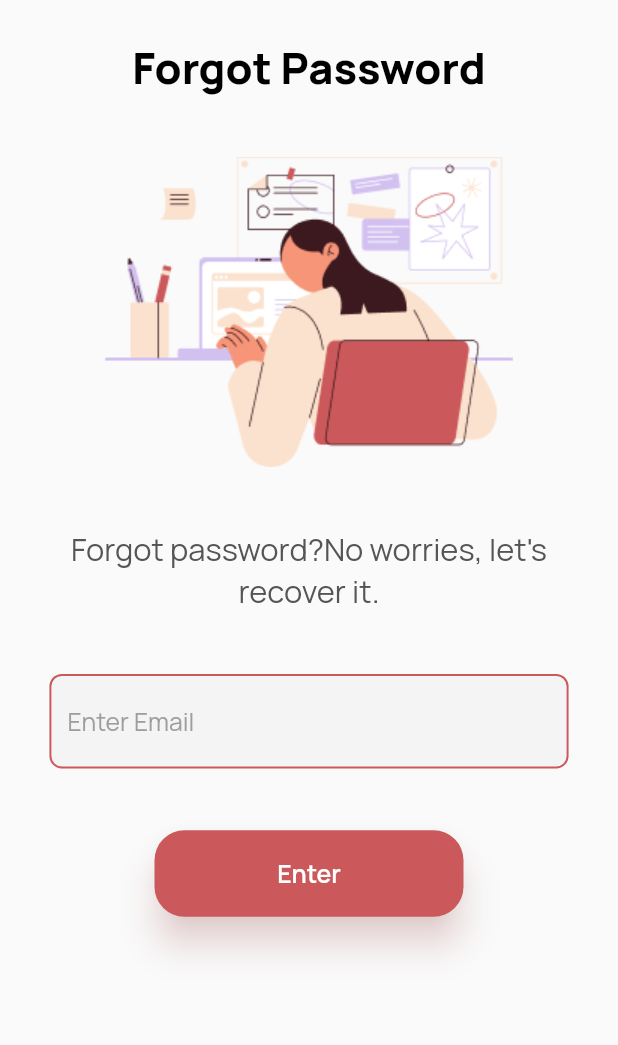
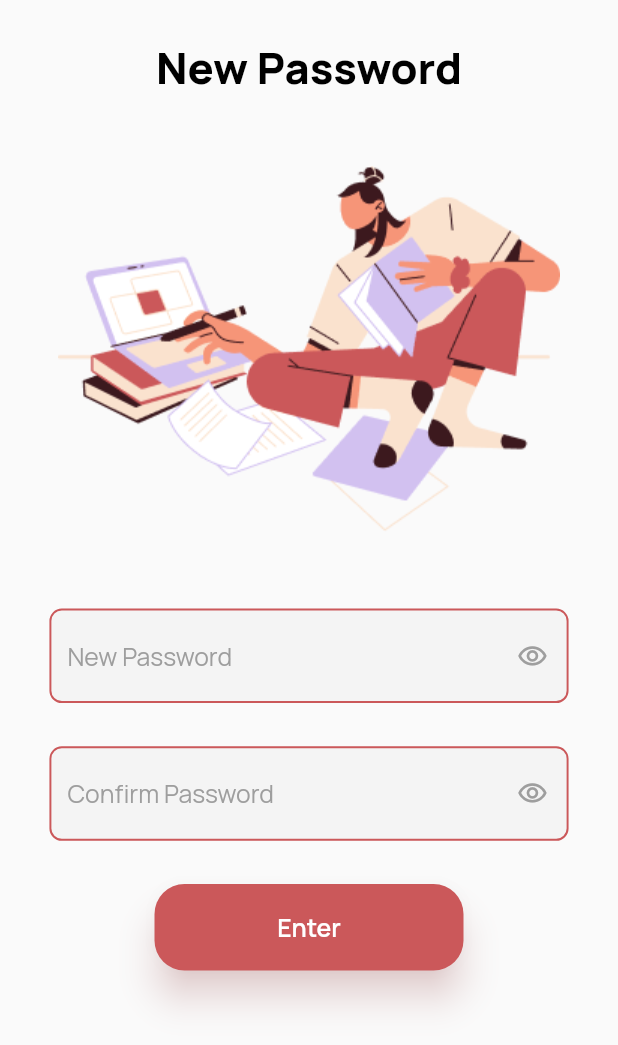
Before and after one commit to Aliza02/E-Vent-Vendor, a Flutter app: the screen it shows after launch, on a phone screen of 412 x 824 dp. Shown: the top 1045 px of the screen. Run offline on Flutter 3.47's test engine with Material 2 defaults, Android fonts, the phone set to English and light mode, and no system bars.

Commit message:
reset password screen UI

```diff
--- a/lib/main.dart
+++ b/lib/main.dart
@@ -2,6 +2,7 @@ import 'package:eventually_vendor/screens/forgot_password.dart';
 import 'package:eventually_vendor/screens/login.dart';
 import 'package:eventually_vendor/screens/onboard.dart';
 import 'package:eventually_vendor/screens/otp_verification.dart';
+import 'package:eventually_vendor/screens/password_reset.dart';
 import 'package:eventually_vendor/screens/signup.dart';
 import 'package:eventually_vendor/screens/signup_business.dart';
 import 'package:eventually_vendor/widget/textfield.dart';
@@ -19,7 +20,7 @@ class MyApp extends StatelessWidget {
   Widget build(BuildContext context) {
     return MaterialApp(
         debugShowCheckedModeBanner: false,
-        initialRoute: '/forgotpassword',
+        initialRoute: '/passwordReset',
         routes: {
           '/onboard': (context) => onboard(),
           '/login': (context) => login(),
@@ -27,6 +28,7 @@ class MyApp extends StatelessWidget {
           '/otpverification': (context) => otp_verification(),
           '/signup_business': (context) => signup_business(),
           '/forgotpassword': (context) => forgotPassword(),
+          '/passwordReset': (context) => passwrordReset(),
         });
   }
 }
--- a/lib/screens/forgot_password.dart
+++ b/lib/screens/forgot_password.dart
@@ -1,3 +1,4 @@
+import 'package:eventually_vendor/constants/images.dart';
 import 'package:eventually_vendor/widget/button.dart';
 import 'package:eventually_vendor/widget/forgot_password_image.dart';
 import 'package:eventually_vendor/widget/heading.dart';
@@ -33,7 +34,9 @@ class _forgotPasswordState extends State<forgotPassword> {
                   title: 'Forgot Password',
                   heightFromTop: height * 0.03,
                   fontSize: width * 0.07),
-              forgotPasswordImage(), // image
+              forgotPasswordImage(
+                imageUrl: AppImages.forgotPassword,
+              ), // image
               subHeading(
                   title: "Forgot password?No worries, let's",
                   fontSize: width * 0.05),
--- a/lib/screens/password_reset.dart
+++ b/lib/screens/password_reset.dart
@@ -0,0 +1,64 @@
+import 'package:eventually_vendor/constants/images.dart';
+import 'package:eventually_vendor/widget/forgot_password_image.dart';
+import 'package:eventually_vendor/widget/heading.dart';
+import 'package:eventually_vendor/widget/passwordfield.dart';
+import 'package:eventually_vendor/widget/textfield.dart';
+import 'package:flutter/material.dart';
+import 'package:flutter/src/widgets/framework.dart';
+import 'package:flutter/src/widgets/placeholder.dart';
+
+import '../widget/button.dart';
+
+class passwrordReset extends StatefulWidget {
+  const passwrordReset({super.key});
+
+  @override
+  State<passwrordReset> createState() => _passwrordResetState();
+}
+
+class _passwrordResetState extends State<passwrordReset> {
+  @override
+  Widget build(BuildContext context) {
+    double height = MediaQuery.of(context).size.height;
+    double width = MediaQuery.of(context).size.width;
+    return SafeArea(
+      child: Scaffold(
+        resizeToAvoidBottomInset: false,
+        backgroundColor: Color(0xFFFAFAFA),
+        body: Container(
+          padding: EdgeInsets.symmetric(horizontal: width * 0.08),
+          width: width,
+          height: height,
+          child: Column(
+            children: [
+              heading(
+                  title: 'New Password',
+                  heightFromTop: height * 0.03,
+                  fontSize: width * 0.07),
+              forgotPasswordImage(
+                imageUrl: AppImages.resetPassword,
+              ),
+              Container(
+                margin: EdgeInsets.symmetric(vertical: width * 0.07),
+                child: PasswordField(
+                  title: 'New Password',
+                ),
+              ),
+              Container(
+                child: PasswordField(
+                  title: 'Confirm Password',
+                ),
+              ),
+              Container(
+                margin: EdgeInsets.symmetric(vertical: width * 0.07),
+                width: width * 0.5,
+                height: height * 0.07,
+                child: button(label: 'Enter', onpressed: () {}),
+              ),
+            ],
+          ),
+        ),
+      ),
+    );
+  }
+}
--- a/lib/widget/forgot_password_image.dart
+++ b/lib/widget/forgot_password_image.dart
@@ -4,16 +4,17 @@ import 'package:flutter/src/widgets/placeholder.dart';
 import '../constants/images.dart';
 
 class forgotPasswordImage extends StatelessWidget {
-  const forgotPasswordImage({super.key});
+  String imageUrl;
+  forgotPasswordImage({super.key, required this.imageUrl});
 
   @override
   Widget build(BuildContext context) {
     double width = MediaQuery.of(context).size.width;
     double height = MediaQuery.of(context).size.height;
     return Container(
-      margin: EdgeInsets.fromLTRB(0.0, 0.0, 0.0, 0.0),
+      margin: EdgeInsets.fromLTRB(0.0, height * 0.03, 0.0, 0.0),
       child: Image.asset(
-        AppImages.forgotPassword,
+        this.imageUrl,
         height: height * 0.35,
         width: width * 0.9,
       ),
--- a/pubspec.yaml
+++ b/pubspec.yaml
@@ -68,6 +68,7 @@ flutter:
     - assets/images/screen3.png
     - assets/images/google-logo.png
     - assets/images/forgot_password_email.png
+    - assets/images/reset_password.png
 
   # An image asset can refer to one or more resolution-specific "variants", see
   # https://flutter.dev/assets-and-images/#resolution-aware
```
